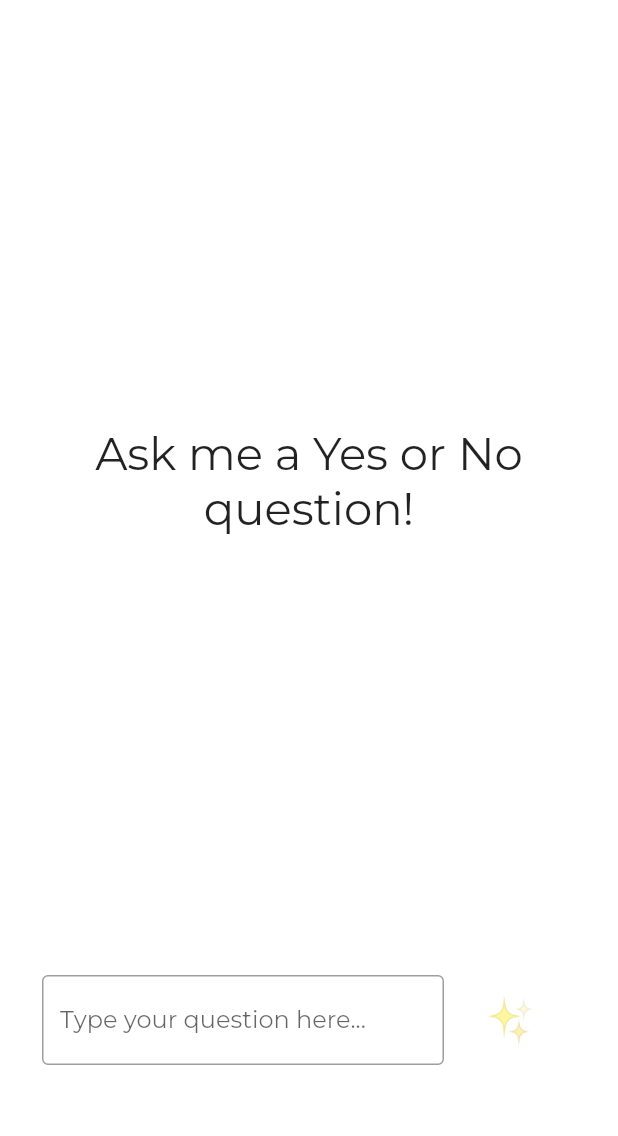
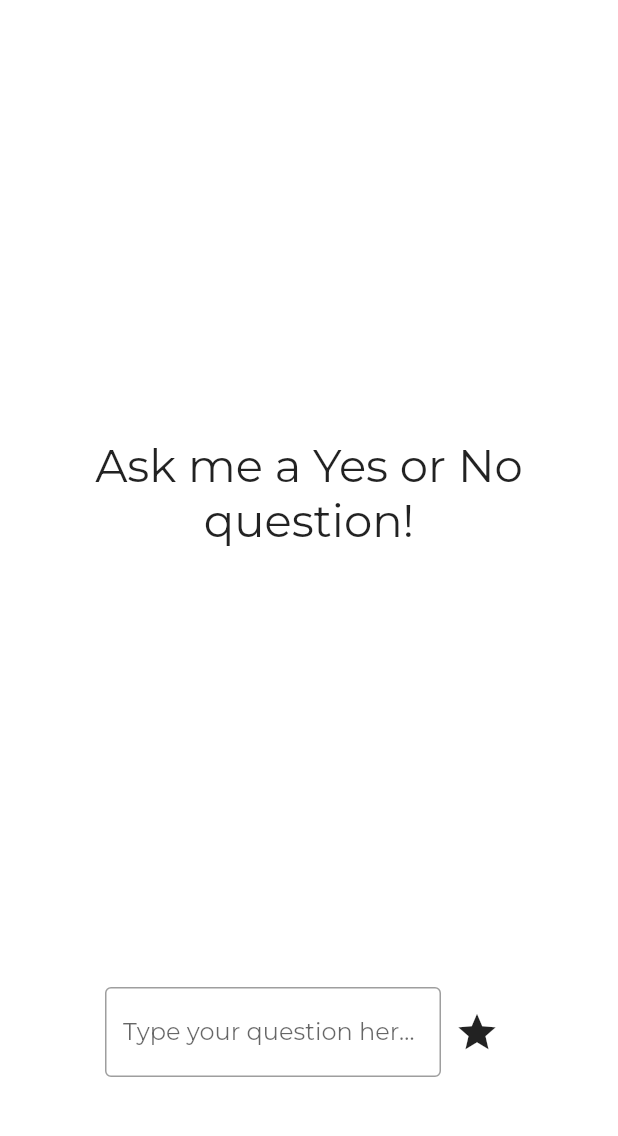
Before and after one commit to NazeemNato/magic8ball-fr, a Flutter app: the screen it shows after launch, on a phone screen of 412 x 824 dp, the part 84-1220 px from its top. Run offline on Flutter 3.47's test engine with Material 2 defaults, Android fonts, the light colour scheme and no system bars; our stand-ins replace flutter_riverpod, flutter_spinkit, google_fonts; missing offline and left inert: sentiment_dart.

Commit message:
needs to add statenotifer to other views hmm anyway im ok with current bugs

```diff
--- a/lib/my_web.dart
+++ b/lib/my_web.dart
@@ -1,4 +1,5 @@
 import 'package:flutter/material.dart';
+import 'package:flutter_riverpod/flutter_riverpod.dart';
 import 'package:magicball/screens/screens.dart';
 
 class MyWeb extends StatelessWidget {
@@ -6,12 +7,14 @@ class MyWeb extends StatelessWidget {
 
   @override
   Widget build(BuildContext context) {
-    return MaterialApp(
-      title: 'Magic 8 ball 🎱',
-      initialRoute: '/',
-      routes: {
-        '/': (context) => HomeScreen(),
-      },
+    return ProviderScope(
+      child: MaterialApp(
+        title: 'Magic 8 ball',
+        initialRoute: '/',
+        routes: {
+          '/': (context) => HomeScreen(),
+        },
+      ),
     );
   }
 }
--- a/lib/widgets/magicText.dart
+++ b/lib/widgets/magicText.dart
@@ -5,9 +5,13 @@ class MagicTextWidget extends StatelessWidget {
   const MagicTextWidget({
     Key key,
     @required this.magicText,
+    this.fontSize = 30.0,
+    this.fontWeight = FontWeight.normal,
   }) : super(key: key);
 
   final String magicText;
+  final double fontSize;
+  final FontWeight fontWeight;
 
   @override
   Widget build(BuildContext context) {
@@ -16,8 +20,9 @@ class MagicTextWidget extends StatelessWidget {
         magicText,
         textAlign: TextAlign.center,
         style: GoogleFonts.montserrat(
-          fontSize: 30,
+          fontSize: fontSize,
           color: Colors.black87,
+          fontWeight: fontWeight,
         ),
       ),
     );
--- a/lib/widgets/message.dart
+++ b/lib/widgets/message.dart
@@ -1,25 +1,21 @@
 import 'package:flutter/material.dart';
 import 'package:google_fonts/google_fonts.dart';
+import 'package:magicball/riverpod/riverpod.dart';
+import 'package:flutter_riverpod/flutter_riverpod.dart';
 
 class MessageBox extends StatelessWidget {
-  final TextEditingController controller;
-  final VoidCallback onPressed;
-  const MessageBox({
-    Key key,
-    @required this.controller,
-    @required this.onPressed,
-  }) : super(key: key);
+  final TextEditingController _controller = TextEditingController();
 
   @override
   Widget build(BuildContext context) {
     return Padding(
-      padding: const EdgeInsets.all(8.0),
+      padding: const EdgeInsets.symmetric(horizontal: 50),
       child: Row(
         children: [
           Expanded(
             child: TextField(
+              controller: _controller,
               style: GoogleFonts.montserrat(),
-              controller: controller,
               decoration: InputDecoration(
                 hintStyle: GoogleFonts.montserrat(),
                 hintText: 'Type your question here...',
@@ -27,24 +23,22 @@ class MessageBox extends StatelessWidget {
               ),
             ),
           ),
-          FlatButton(
-            child: Container(
-              child: Center(
-                child: Text(
-                  '✨',
-                  style: TextStyle(fontSize: 30),
-                ),
-              ),
-            ),
-            onPressed: onPressed,
-            // shape: CircleBorder(
-            //   side: BorderSide(
-            //     color: Colors.blue,
-            //   ),
-            // ),
-          )
+         IconButton(
+           icon: Icon(Icons.star),
+           iconSize: 30,
+           color: Colors.black87,
+           onPressed: (){
+              if (_controller.text.trim().isNotEmpty) {
+                submitQuestion(context, _controller.text);
+              }
+           },
+         )
         ],
       ),
     );
   }
+
+  void submitQuestion(BuildContext context, String question) {
+    context.read(magicNotifierProvider).getResponse(question);
+  }
 }
--- a/pubspec.yaml
+++ b/pubspec.yaml
@@ -32,6 +32,7 @@ dependencies:
   flutter_spinkit: ^4.1.2+1
   sentiment_dart: ^0.0.4
   google_fonts: ^1.1.2
+  flutter_riverpod: ^0.12.4
 
 dev_dependencies:
   flutter_test:
```
Also changed, not shown: lib/widgets/widgets.dart (line endings or trailing spaces), pubspec.lock, 2 other files.
